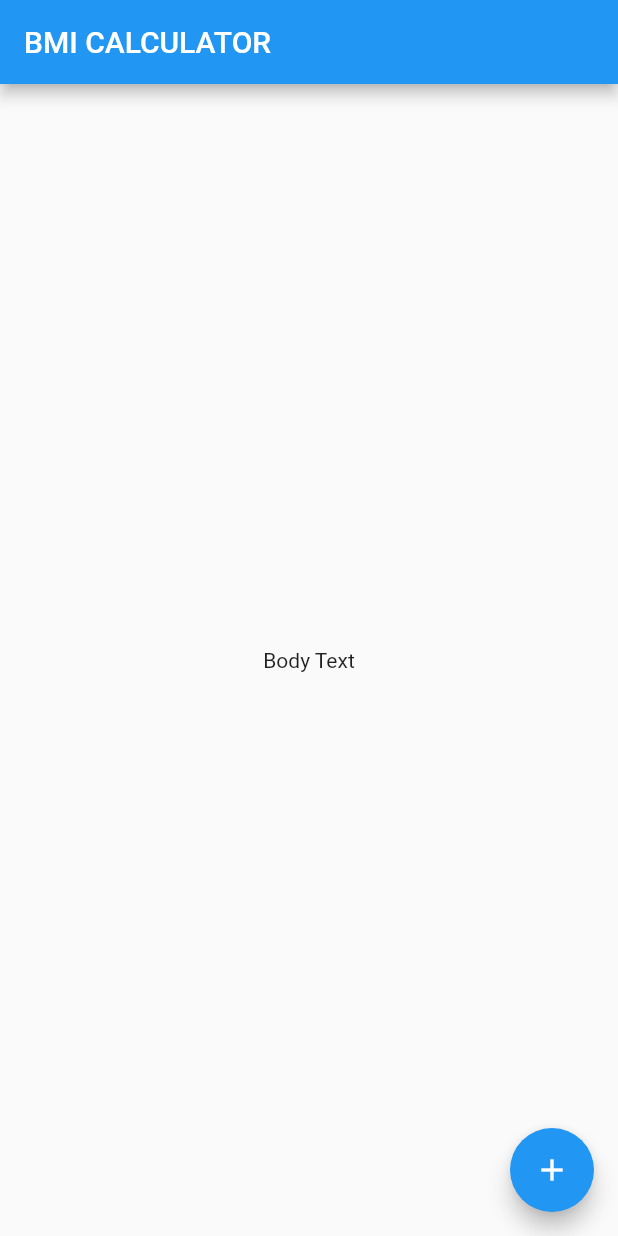
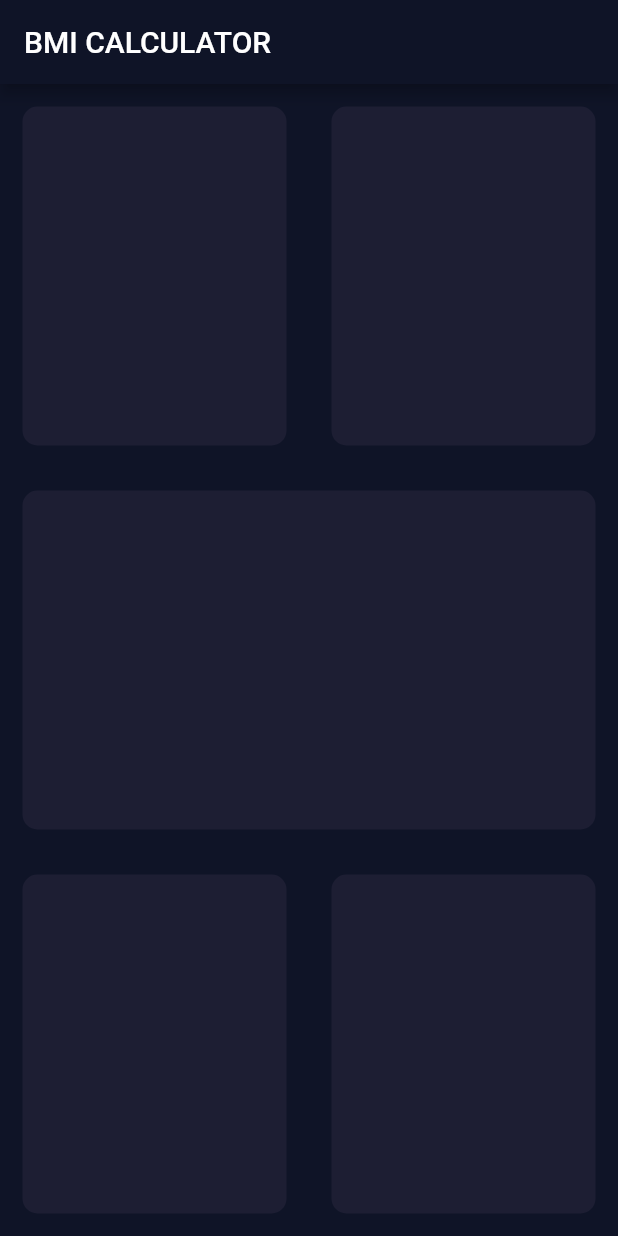
Before and after one commit to prsheth/bmi_calculator, a Flutter app: the screen it shows after launch, on a phone screen of 412 x 824 dp. Run offline on Flutter 3.47's test engine with Material 2 defaults, Android fonts, the phone set to English and light mode, and no system bars.

Commit message:
Created another class for input page, built UI layout and created resuable component for the widget tree

```diff
--- /dev/null
+++ b/lib/input_page.dart
@@ -0,0 +1,80 @@
+import 'package:flutter/material.dart';
+
+class InputPage extends StatefulWidget {
+  @override
+  _InputPageState createState() => _InputPageState();
+}
+
+class _InputPageState extends State<InputPage> {
+  @override
+  Widget build(BuildContext context) {
+    return Scaffold(
+        appBar: AppBar(
+          title: Text('BMI CALCULATOR'),
+        ),
+        body: Column(
+          mainAxisAlignment: MainAxisAlignment.spaceBetween,
+          crossAxisAlignment: CrossAxisAlignment.stretch,
+          children: <Widget>[
+            Expanded(
+              child: Row(
+                children: <Widget>[
+                  Expanded(
+                    child: ReusableCard(
+                      colour: Color(0xFF1D1E33),
+                    ),
+                  ),
+                  Expanded(
+                    child: ReusableCard(
+                      colour: Color(0xFF1D1E33),
+                    ),
+                  ),
+                ],
+              ),
+            ),
+            Expanded(
+              child: Row(
+                children: <Widget>[
+                  Expanded(
+                    child: ReusableCard(
+                      colour: Color(0xFF1D1E33),
+                    ),
+                  ),
+                ],
+              ),
+            ),
+            Expanded(
+              child: Row(
+                children: <Widget>[
+                  Expanded(
+                    child: ReusableCard(
+                      colour: Color(0xFF1D1E33),
+                    ),
+                  ),
+                  Expanded(
+                    child: ReusableCard(
+                      colour: Color(0xFF1D1E33),
+                    ),
+                  ),
+                ],
+              ),
+            )
+          ],
+        ));
+  }
+}
+
+class ReusableCard extends StatelessWidget {
+  ReusableCard({@required this.colour});
+  Color colour;
+  @override
+  Widget build(BuildContext context) {
+    return Container(
+      margin: EdgeInsets.all(15.0),
+      decoration: BoxDecoration(
+        color: colour,
+        borderRadius: BorderRadius.circular(10.0),
+      ),
+    );
+  }
+}
--- a/lib/main.dart
+++ b/lib/main.dart
@@ -1,4 +1,5 @@
 import 'package:flutter/material.dart';
+import 'input_page.dart';
 
 void main() => runApp(BMICalculator());
 
@@ -6,29 +7,12 @@ class BMICalculator extends StatelessWidget {
   @override
   Widget build(BuildContext context) {
     return MaterialApp(
+      theme: ThemeData.dark().copyWith(
+        //EXTENDS DARK THEME
+        primaryColor: Color(0xFF0F1427), //0xFF stands for opacity of the color
+        scaffoldBackgroundColor: Color(0xFF0F1427),
+      ),
       home: InputPage(),
     );
   }
 }
-
-class InputPage extends StatefulWidget {
-  @override
-  _InputPageState createState() => _InputPageState();
-}
-
-class _InputPageState extends State<InputPage> {
-  @override
-  Widget build(BuildContext context) {
-    return Scaffold(
-      appBar: AppBar(
-        title: Text('BMI CALCULATOR'),
-      ),
-      body: Center(
-        child: Text('Body Text'),
-      ),
-      floatingActionButton: FloatingActionButton(
-        child: Icon(Icons.add),
-      ),
-    );
-  }
-}
```
